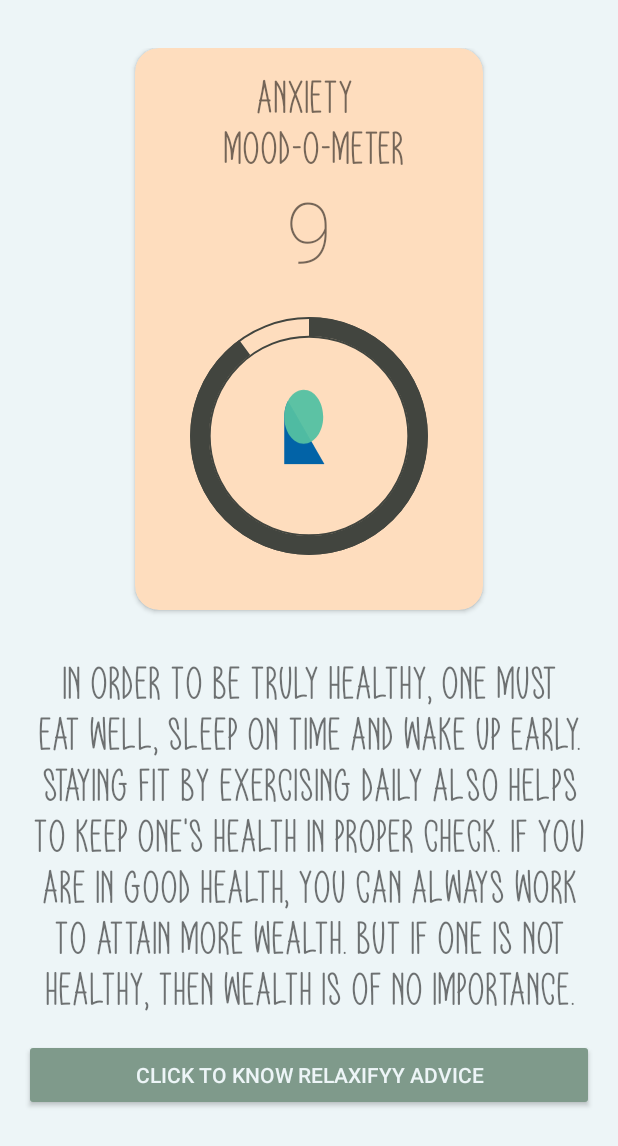
After one commit to aditya3773/Relaxifyy, an Android app: the layout activity_result.xml on its own in the app's theme, with its tools: preview values and no code run, on a phone screen of 412 x 824 dp. The commit adds this screen. Shown: the top 1146 px of the screen. Run offline under Robolectric (Android 15) with nearby library versions, the phone set to English and light mode, and no system bars.

Commit message:
ResultActivity UI and Points setup

```diff
--- a/app/src/main/AndroidManifest.xml
+++ b/app/src/main/AndroidManifest.xml
@@ -9,6 +9,9 @@
         android:roundIcon="@mipmap/ic_launcher_round"
         android:supportsRtl="true"
         android:theme="@style/Theme.Relaxifyy">
+        <activity
+            android:name=".ResultActivity"
+            android:exported="false" />
         <activity
             android:name=".RelaxActivity"
             android:exported="false" />
--- a/app/src/main/java/com/example/relaxifyy/AnxietyActivity.kt
+++ b/app/src/main/java/com/example/relaxifyy/AnxietyActivity.kt
@@ -12,6 +12,7 @@ import androidx.core.content.ContextCompat
 
 class AnxietyActivity : AppCompatActivity() , View.OnClickListener{
 
+    var points:Int = 0
 
     var question : TextView? = null
     var option1 : TextView? = null
@@ -40,13 +41,15 @@ class AnxietyActivity : AppCompatActivity() , View.OnClickListener{
         option3?.setOnClickListener(this)
         option4?.setOnClickListener(this)
         buttonNext?.setOnClickListener(this)
-
+        points=0
 
         questionList = Anxiety.getQuestions()
 
         getQues()
+
     }
     fun getQues(){
+        defaultOptionView()
         val particularQuestion: anxietyClass = questionList!!.get(currentPosition-1)
         question?.text= particularQuestion.question
         option1?.text= particularQuestion.option1
@@ -119,7 +122,9 @@ class AnxietyActivity : AppCompatActivity() , View.OnClickListener{
                         getQues()
                     }
                         else -> {
-                            val intent = Intent(this,Result::class.java)
+                            val intent = Intent(this,ResultActivity::class.java)
+                            intent.putExtra("points",(points/4))
+                            intent.putExtra("type","Anxiety Disorder \n Mood-O-Meter")
                             startActivity(intent)
                             finish()
                         }
@@ -128,7 +133,7 @@ class AnxietyActivity : AppCompatActivity() , View.OnClickListener{
 
 
                     val question = questionList?.get(currentPosition - 1)
-
+                    points+= selectedOption!!
                     if (currentPosition == questionList!!.size) {
                         buttonNext?.text= "FINISH"
                     } else {
@@ -138,6 +143,7 @@ class AnxietyActivity : AppCompatActivity() , View.OnClickListener{
                     selectedOption = 0
                 }
 
+
             }
         }
     }
--- a/app/src/main/java/com/example/relaxifyy/BipolarActivity.kt
+++ b/app/src/main/java/com/example/relaxifyy/BipolarActivity.kt
@@ -12,6 +12,8 @@ import androidx.core.content.ContextCompat
 
 class BipolarActivity : AppCompatActivity() , View.OnClickListener{
 
+
+        var points:Int = 0
 
         var question : TextView? = null
         var option1 : TextView? = null
@@ -39,14 +41,14 @@ class BipolarActivity : AppCompatActivity() , View.OnClickListener{
         option4?.setOnClickListener(this)
         buttonNext?.setOnClickListener(this)
 
-
-
+        points=0
 
         questionList = Bipolar_Disorder.getQuestions()
 
         getQues()
     }
         fun getQues(){
+            defaultOptionView()
             val particularQuestion: Bipolar_Disorder_dc = questionList!!.get(currentPosition-1)
             question?.text= particularQuestion.question
             option1?.text= particularQuestion.option1
@@ -119,8 +121,9 @@ class BipolarActivity : AppCompatActivity() , View.OnClickListener{
                             getQues()
                         }
                             else -> {
-                                val intent = Intent(this,Result::class.java)
-
+                                val intent = Intent(this,ResultActivity::class.java)
+                                intent.putExtra("points",(points/4))
+                                intent.putExtra("type","Bipolar Disorder \n Mood-O-Meter")
                                 startActivity(intent)
                                 finish()
                             }
@@ -129,7 +132,7 @@ class BipolarActivity : AppCompatActivity() , View.OnClickListener{
 
 
                         val question = questionList?.get(currentPosition - 1)
-
+                        points+= selectedOption!!
                         if (currentPosition == questionList!!.size) {
                             buttonNext?.text= "FINISH"
                         } else {
--- a/app/src/main/java/com/example/relaxifyy/DepressionActivity.kt
+++ b/app/src/main/java/com/example/relaxifyy/DepressionActivity.kt
@@ -12,6 +12,7 @@ import androidx.core.content.ContextCompat
 
 class DepressionActivity : AppCompatActivity() , View.OnClickListener{
 
+    var points:Int = 0
 
     var question : TextView? = null
     var option1 : TextView? = null
@@ -39,7 +40,7 @@ class DepressionActivity : AppCompatActivity() , View.OnClickListener{
         option4?.setOnClickListener(this)
         buttonNext?.setOnClickListener(this)
 
-
+        points=0
 
 
         questionList = Depression.getQuestions()
@@ -47,6 +48,7 @@ class DepressionActivity : AppCompatActivity() , View.OnClickListener{
         getQues()
     }
     fun getQues(){
+        defaultOptionView()
         val particularQuestion: depression_dc = questionList!!.get(currentPosition-1)
         question?.text= particularQuestion.question
         option1?.text= particularQuestion.option1
@@ -120,8 +122,9 @@ class DepressionActivity : AppCompatActivity() , View.OnClickListener{
                         getQues()
                     }
                         else -> {
-                            val intent = Intent(this,Result::class.java)
-
+                            val intent = Intent(this,ResultActivity::class.java)
+                            intent.putExtra("points",(points/4))
+                            intent.putExtra("type","Depression\n Mood-O-Meter")
                             startActivity(intent)
                             finish()
                         }
@@ -130,7 +133,7 @@ class DepressionActivity : AppCompatActivity() , View.OnClickListener{
 
 
                     val question = questionList?.get(currentPosition - 1)
-
+                    points+= selectedOption!!
                     if (currentPosition == 10) {
                         buttonNext?.text= "FINISH"
                     } else {
--- a/app/src/main/java/com/example/relaxifyy/RelaxActivity.kt
+++ b/app/src/main/java/com/example/relaxifyy/RelaxActivity.kt
@@ -7,6 +7,7 @@ import android.os.CountDownTimer
 import android.view.View
 import android.widget.Button
 import android.widget.TextView
+import android.widget.Toast
 import androidx.appcompat.app.AppCompatActivity
 import com.example.relaxifyy.R
 import java.text.DecimalFormat
@@ -32,13 +33,14 @@ class RelaxActivity : AppCompatActivity() {
         object : CountDownTimer(30000, 1000) {
 
             override fun onTick(millisUntilFinished: Long) {
-                textView?.setText( "${millisUntilFinished / 1000} sec")
+                textView?.setText( "${millisUntilFinished / 1000} \n seconds ")
             }
 
             override fun onFinish() {
                 mediaPlayer?.stop()
                 val intent = Intent(this@RelaxActivity,HomePageActivity::class.java)
                 startActivity(intent)
+                Toast.makeText(this@RelaxActivity,"Congratulations on completing your relaxation therapy", Toast.LENGTH_SHORT).show()
 
             }
         }.start()
--- /dev/null
+++ b/app/src/main/java/com/example/relaxifyy/ResultActivity.kt
@@ -0,0 +1,19 @@
+package com.example.relaxifyy
+
+import androidx.appcompat.app.AppCompatActivity
+import android.os.Bundle
+import android.widget.TextView
+
+class ResultActivity : AppCompatActivity() {
+    override fun onCreate(savedInstanceState: Bundle?) {
+        super.onCreate(savedInstanceState)
+        setContentView(R.layout.activity_result)
+
+        var tvPoints:TextView=findViewById(R.id.points)
+        var tvType:TextView=findViewById(R.id.tv_type)
+
+        tvType.text=intent.getStringExtra("type")
+        tvPoints.text=intent.getIntExtra("points",0).toString()
+
+    }
+}
--- /dev/null
+++ b/app/src/main/res/drawable/circle.xml
@@ -0,0 +1,33 @@
+<?xml version="1.0" encoding="utf-8"?>
+<layer-list xmlns:android="http://schemas.android.com/apk/res/android">
+    <item>
+        <shape
+            android:shape="ring"
+            android:thicknessRatio="16"
+            android:useLevel="false"
+            >
+
+            <solid android:color="@color/peach_puff"
+                />
+            <stroke
+                android:width="1dp"
+                android:color="@color/dark_green"/>
+        </shape>
+
+    </item>
+    <item>
+        <rotate
+            android:fromDegrees="270"
+            android:toDegrees="270">
+            <shape
+                android:shape="ring"
+                android:thicknessRatio="16"
+                android:useLevel="true">
+                <gradient
+                    android:endColor="@color/dark_green"
+                    android:startColor="@color/dark_green"
+                    android:type="sweep" />
+            </shape>
+        </rotate>
+    </item>
+</layer-list>
--- a/app/src/main/res/layout/activity_relax.xml
+++ b/app/src/main/res/layout/activity_relax.xml
@@ -19,6 +19,7 @@
         android:textColor="#FFFFFF"
         android:textSize="88sp"
         android:text="123"
+        android:fontFamily="sans-serif-thin"
         android:padding="20dp"
         android:layout_marginTop="200dp"
         android:layout_marginBottom="200dp"
--- /dev/null
+++ b/app/src/main/res/layout/activity_result.xml
@@ -0,0 +1,90 @@
+<?xml version="1.0" encoding="utf-8"?>
+<ScrollView xmlns:android="http://schemas.android.com/apk/res/android"
+    xmlns:app="http://schemas.android.com/apk/res-auto"
+    xmlns:tools="http://schemas.android.com/tools"
+    android:layout_width="match_parent"
+    android:layout_height="match_parent"
+    tools:context=".ResultActivity"
+    android:background="@color/alice_blue"
+    android:padding="16dp">
+
+    <LinearLayout
+        android:layout_width="match_parent"
+        android:layout_height="match_parent"
+        android:layout_marginTop="16dp"
+        android:orientation="vertical"
+        android:gravity="center">
+
+        <androidx.cardview.widget.CardView
+            android:layout_width="wrap_content"
+            android:layout_height="wrap_content"
+            app:cardBackgroundColor="@color/peach_puff"
+            app:cardCornerRadius="16dp"
+            >
+            <LinearLayout
+                android:layout_width="match_parent"
+                android:layout_height="match_parent"
+                android:orientation="vertical"
+                android:padding="16dp">
+
+            <TextView
+                android:id="@+id/tv_type"
+                android:layout_width="match_parent"
+                android:layout_height="wrap_content"
+                android:gravity="center"
+                android:fontFamily="@font/joyful_easter"
+                android:textSize="32sp"
+                android:text="Anxiety \n Mood-O-Meter"/>
+
+            <TextView
+                android:id="@+id/points"
+                android:layout_width="match_parent"
+                android:layout_height="wrap_content"
+                android:gravity="center"
+                android:textSize="56sp"
+                android:text="9"
+                android:fontFamily="sans-serif-thin"/>
+
+                <ProgressBar
+                    android:id="@+id/progress_bar"
+                    style="@style/CircularDeterminateProgressBar"
+                    android:layout_width="200dp"
+                    android:layout_height="200dp"
+                    tools:progress="90" />
+
+            </LinearLayout>
+
+            <ImageView
+                android:layout_width="100dp"
+                android:layout_height="100dp"
+                android:src="@drawable/ic_huh"
+                android:layout_marginTop="74dp"
+                android:scaleType="centerCrop"
+                android:layout_gravity="center"/>
+
+        </androidx.cardview.widget.CardView>
+
+        <TextView
+            android:layout_width="match_parent"
+            android:layout_height="wrap_content"
+            android:gravity="center"
+            android:fontFamily="@font/joyful_easter"
+            android:layout_marginTop="32dp"
+            android:textSize="32sp"
+            android:text="In order to be truly healthy, one must eat well, sleep on time and wake up early. Staying fit by exercising daily also helps to keep one's health in proper check. If you are in good health, you can always work to attain more wealth. But if one is not healthy, then wealth is of no importance."/>
+
+        <Button
+            android:id="@+id/result_advice"
+            android:layout_width="match_parent"
+            android:layout_height="wrap_content"
+            android:layout_marginTop="16dp"
+            android:textColor="@color/alice_blue"
+            android:scrollbarFadeDuration="@integer/material_motion_duration_long_1"
+            android:backgroundTint="@color/green_less"
+            android:text="Click to Know Relaxifyy Advice">
+
+        </Button>
+
+    </LinearLayout>
+
+</ScrollView>
--- /dev/null
+++ b/app/src/main/res/values/style.xml
@@ -0,0 +1,15 @@
+<resources>
+    <!-- Base application theme. -->
+    <style name="AppTheme" parent="Theme.AppCompat.Light.DarkActionBar">
+        <!-- Customize your theme here. -->
+        <item name="colorPrimary">@color/black</item>
+        <item name="colorPrimaryDark">@color/white</item>
+        <item name="colorAccent">@color/peach_puff</item>
+    </style>
+
+    <style name="CircularDeterminateProgressBar">
+        <item name="android:indeterminateOnly">false</item>
+        <item name="android:progressDrawable">@drawable/circle</item>
+    </style>
+
+</resources>
```
